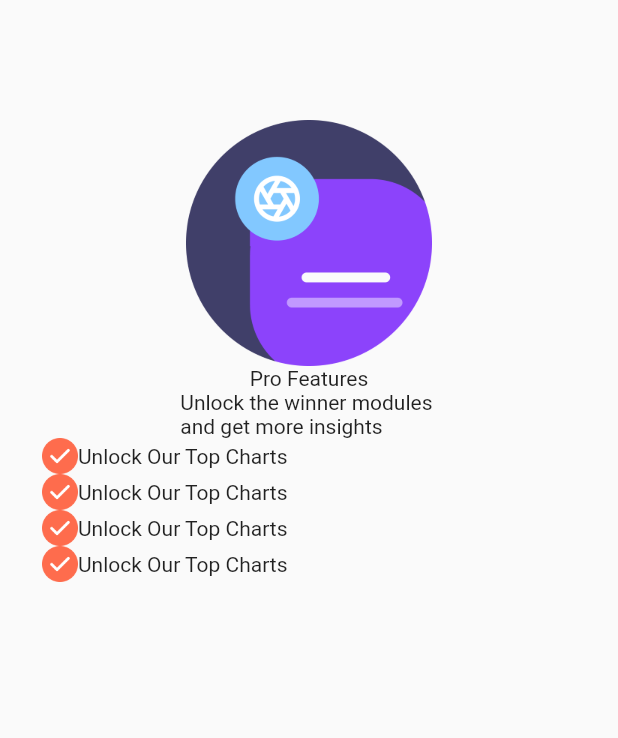
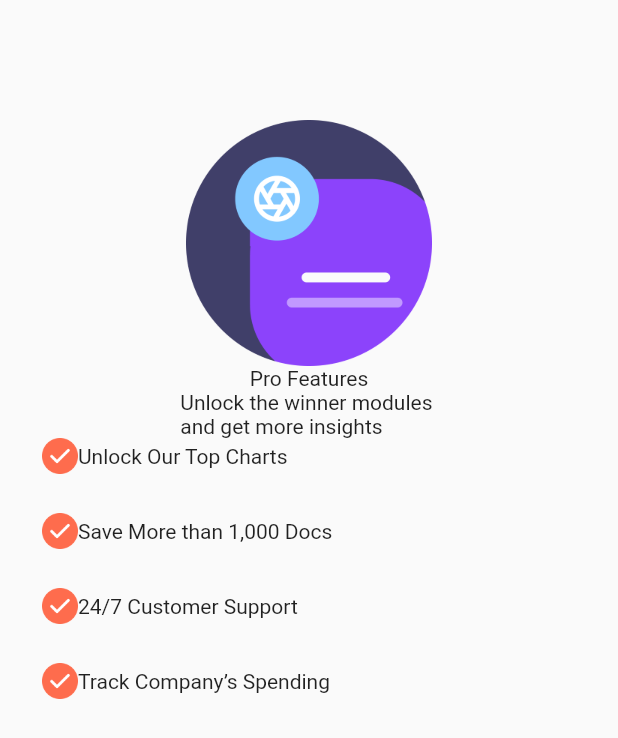
Before and after one commit to nandaarya/seven_days_challange, a Flutter app: the screen it shows after launch, on a phone screen of 412 x 824 dp. Shown: the top 738 px of the screen. Run offline on Flutter 3.47's test engine with Material 2 defaults, Android fonts, the phone set to English and light mode, and no system bars; our stand-ins replace google_fonts.

Commit message:
change string and add space between item

```diff
--- a/lib/pages/second_pricing.dart
+++ b/lib/pages/second_pricing.dart
@@ -21,22 +21,25 @@ class SecondPricingScreen extends StatelessWidget {
                     Text('Unlock Our Top Charts'),
                   ],
                 ),
+                SizedBox(height: 26),
                 Row(
                   children: [
                     Image.asset('assets/images/ic_check_pricing2.png', width: 24, height: 24,),
-                    Text('Unlock Our Top Charts'),
+                    Text('Save More than 1,000 Docs'),
                   ],
                 ),
+                SizedBox(height: 26),
                 Row(
                   children: [
                     Image.asset('assets/images/ic_check_pricing2.png', width: 24, height: 24,),
-                    Text('Unlock Our Top Charts'),
+                    Text('24/7 Customer Support'),
                   ],
                 ),
+                SizedBox(height: 26),
                 Row(
                   children: [
                     Image.asset('assets/images/ic_check_pricing2.png', width: 24, height: 24,),
-                    Text('Unlock Our Top Charts'),
+                    Text('Track Company’s Spending'),
                   ],
                 ),
               ],
```
